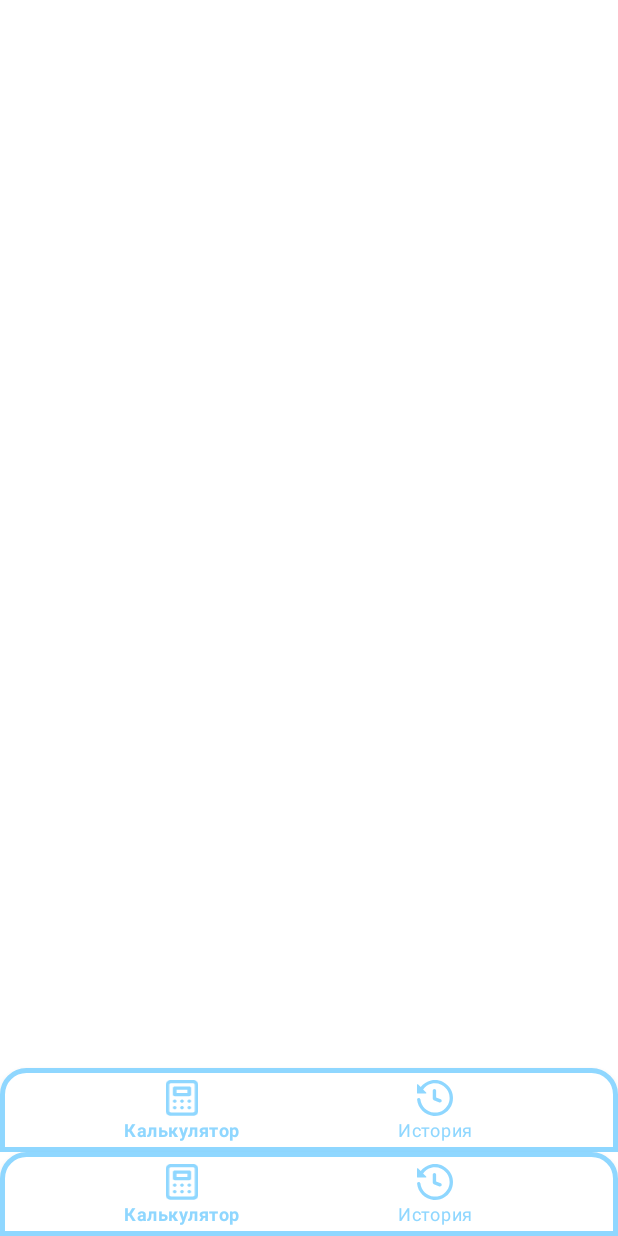
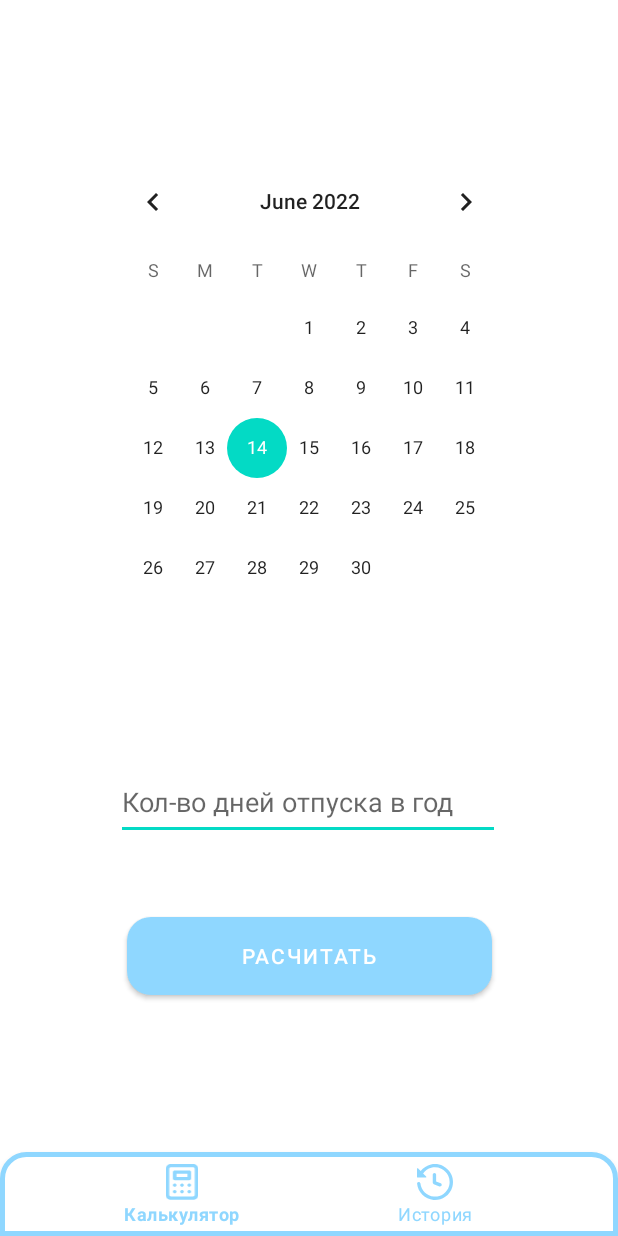
Before and after one commit to Maneru31/VacCalculator, an Android app: the screen it shows after launch (MainActivity), on a phone screen of 412 x 824 dp. Run offline under Robolectric (Android 15) with nearby library versions, the phone set to English and light mode, and no system bars.

Commit message:
VacCalculator5

```diff
--- /dev/null
+++ b/app/src/main/res/drawable/button_bg.xml
@@ -0,0 +1,5 @@
+<?xml version="1.0" encoding="utf-8"?>
+<shape xmlns:android="http://schemas.android.com/apk/res/android">
+        <solid android:color="#8FD7FF"/>
+        <corners android:radius="16dp"/>
+</shape>
--- a/app/src/main/res/layout/fragment_calculator2.xml
+++ b/app/src/main/res/layout/fragment_calculator2.xml
@@ -6,24 +6,39 @@
     xmlns:app="http://schemas.android.com/apk/res-auto"
     tools:context=".CalculatorFragment">
 
-    <androidx.fragment.app.FragmentContainerView
-        android:id="@+id/fragmentHolder"
-        android:layout_width="match_parent"
-        android:layout_height="0dp"
+
+    <CalendarView
+        android:id="@+id/calendar"
+        android:layout_width="283dp"
+        android:layout_height="350dp"
+        app:layout_constraintBottom_toBottomOf="parent"
+        app:layout_constraintEnd_toEndOf="parent"
+        app:layout_constraintStart_toStartOf="parent"
         app:layout_constraintTop_toTopOf="parent"
-        app:layout_constraintBottom_toTopOf="@id/buttonNavigation"/>
+        app:layout_constraintVertical_bias="0.241" />
 
-    <com.google.android.material.bottomnavigation.BottomNavigationView
-        android:id="@+id/buttonNavigation"
-        android:layout_width="0dp"
-        android:layout_height="wrap_content"
-        app:labelVisibilityMode="labeled"
+    <EditText
+        android:id="@+id/editHow"
+        android:layout_width="256dp"
+        android:layout_height="50dp"
+        android:hint="Кол-во дней отпуска в год"
+        app:layout_constraintBottom_toBottomOf="parent"
+        app:layout_constraintEnd_toEndOf="parent"
+        app:layout_constraintHorizontal_bias="0.496"
         app:layout_constraintStart_toStartOf="parent"
+        app:layout_constraintTop_toBottomOf="@id/calendar"
+        app:layout_constraintVertical_bias="0.222" />
+
+    <Button
+        android:layout_width="243dp"
+        android:layout_height="52dp"
+        android:background="@drawable/button_bg"
+        android:text="Расчитать"
+        android:textColor="@color/white"
+        app:layout_constraintBottom_toBottomOf="parent"
         app:layout_constraintEnd_toEndOf="parent"
-        app:layout_constraintBottom_toBottomOf="parent"
-        app:itemRippleColor="@color/cyan"
-        app:itemIconTint="@color/cyan"
-        app:itemTextColor="@color/cyan"
-        app:menu="@menu/navigation"
-        android:background="@drawable/navigation_bg"/>
+        app:layout_constraintStart_toStartOf="parent"
+        app:layout_constraintTop_toBottomOf="@id/editHow"
+        app:layout_constraintVertical_bias="0.328" />
+
 </androidx.constraintlayout.widget.ConstraintLayout>
```
